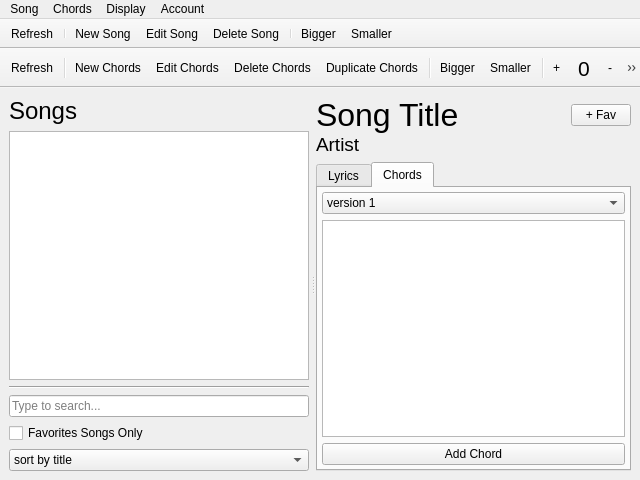
First picture: the form in UI/design/mainWindow.ui, repository gigigimay/ChordsHouse, before the edit.
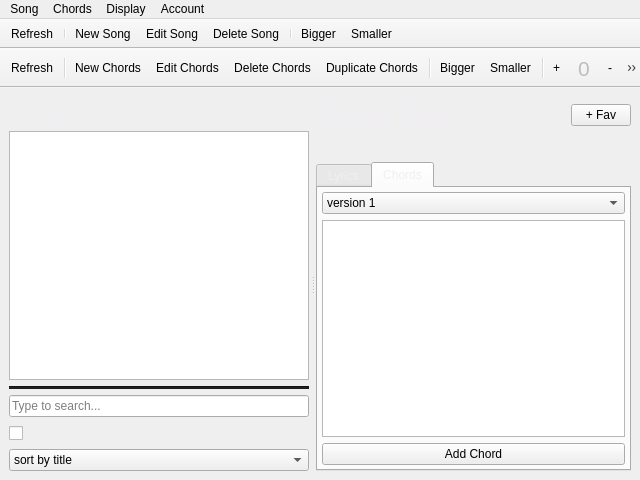
Second picture: the form after the edit. Icons and pictures are not drawn.

```diff
--- a/UI/design/mainWindow.ui
+++ b/UI/design/mainWindow.ui
@@ -13,6 +13,43 @@
     <height>480</height>
    </rect>
   </property>
+  <property name="palette">
+   <palette>
+    <active>
+     <colorrole role="WindowText">
+      <brush brushstyle="SolidPattern">
+       <color alpha="255">
+        <red>254</red>
+        <green>254</green>
+        <blue>254</blue>
+       </color>
+      </brush>
+     </colorrole>
+    </active>
+    <inactive>
+     <colorrole role="WindowText">
+      <brush brushstyle="SolidPattern">
+       <color alpha="255">
+        <red>241</red>
+        <green>238</green>
+        <blue>243</blue>
+       </color>
+      </brush>
+     </colorrole>
+    </inactive>
+    <disabled>
+     <colorrole role="WindowText">
+      <brush brushstyle="SolidPattern">
+       <color alpha="255">
+        <red>127</red>
+        <green>127</green>
+        <blue>127</blue>
+       </color>
+      </brush>
+     </colorrole>
+    </disabled>
+   </palette>
+  </property>
   <property name="windowTitle">
    <string>ChordsHouse</string>
   </property>
@@ -54,6 +91,11 @@
         </item>
         <item>
          <widget class="Line" name="line">
+          <property name="styleSheet">
+           <string notr="true">#line {
+    background-color: rgb(30, 30, 30);
+}</string>
+          </property>
           <property name="orientation">
            <enum>Qt::Horizontal</enum>
           </property>
@@ -361,6 +403,43 @@
    <property name="enabled">
     <bool>true</bool>
    </property>
+   <property name="palette">
+    <palette>
+     <active>
+      <colorrole role="WindowText">
+       <brush brushstyle="SolidPattern">
+        <color alpha="255">
+         <red>255</red>
+         <green>255</green>
+         <blue>255</blue>
+        </color>
+       </brush>
+      </colorrole>
+     </active>
+     <inactive>
+      <colorrole role="WindowText">
+       <brush brushstyle="SolidPattern">
+        <color alpha="255">
+         <red>227</red>
+         <green>224</green>
+         <blue>230</blue>
+        </color>
+       </brush>
+      </colorrole>
+     </inactive>
+     <disabled>
+      <colorrole role="WindowText">
+       <brush brushstyle="SolidPattern">
+        <color alpha="255">
+         <red>127</red>
+         <green>127</green>
+         <blue>127</blue>
+        </color>
+       </brush>
+      </colorrole>
+     </disabled>
+    </palette>
+   </property>
    <property name="windowTitle">
     <string>toolBar</string>
    </property>
@@ -512,6 +591,9 @@
    </property>
   </action>
   <action name="actionTransposeReset">
+   <property name="enabled">
+    <bool>false</bool>
+   </property>
    <property name="text">
     <string>Reset</string>
    </property>
```
Left out of the diff: 35 changed lines with no effect on the pictures.
